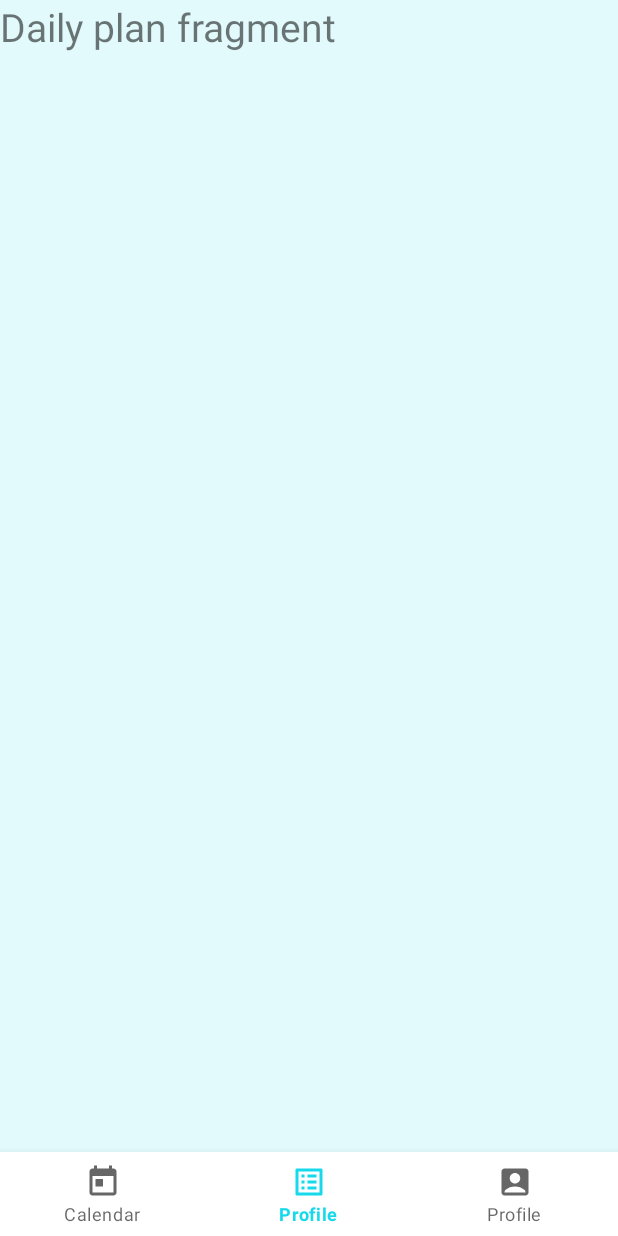
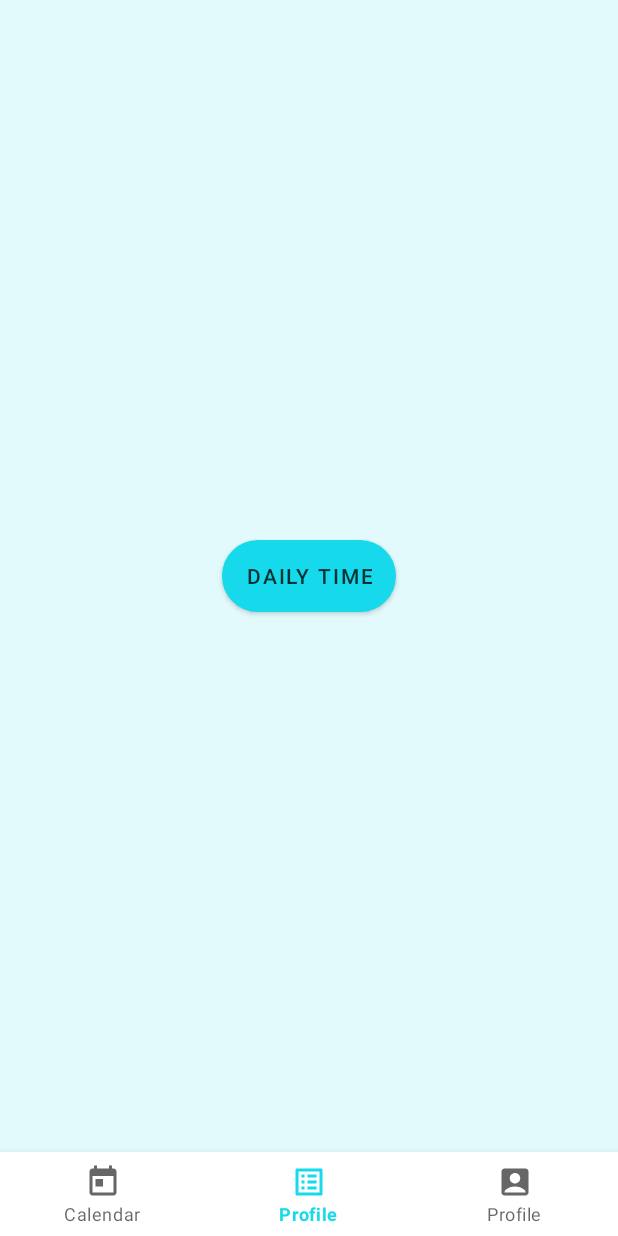
Before and after one commit to Rabbito20/RMA_P1, an Android app: the screen it shows after launch (MainActivity), item 2 of the bottom bar chosen, on a phone screen of 412 x 824 dp. Run offline under Robolectric (Android 15) with nearby library versions, the phone set to English and light mode, and no system bars.

Commit message:
Added button shapes

```diff
--- /dev/null
+++ b/app/src/main/res/drawable/round_btn_cyan.xml
@@ -0,0 +1,8 @@
+<?xml version="1.0" encoding="utf-8"?>
+<shape xmlns:android="http://schemas.android.com/apk/res/android">
+    <solid android:color="@color/cyan_strong" />
+    <corners android:radius="32dp" />
+    <stroke
+        android:width="12dp"
+        android:color="@color/main_color_front" />
+</shape>
--- a/app/src/main/res/layout/fragment_daily.xml
+++ b/app/src/main/res/layout/fragment_daily.xml
@@ -1,16 +1,19 @@
 <?xml version="1.0" encoding="utf-8"?>
-<FrameLayout xmlns:android="http://schemas.android.com/apk/res/android"
+<androidx.constraintlayout.widget.ConstraintLayout xmlns:android="http://schemas.android.com/apk/res/android"
+    xmlns:app="http://schemas.android.com/apk/res-auto"
     xmlns:tools="http://schemas.android.com/tools"
     android:layout_width="match_parent"
     android:layout_height="match_parent"
     tools:context=".daily_plan.DailyFragment">
 
-    <!-- TODO: Update blank fragment layout -->
-    <TextView
-        android:layout_width="match_parent"
-        android:layout_height="match_parent"
-        android:text="Daily plan fragment"
-        android:layout_gravity="center"
-        android:textSize="26sp"/>
+    <Button
+        android:layout_width="wrap_content"
+        android:layout_height="wrap_content"
+        android:background="@drawable/round_btn_cyan"
+        android:text="Daily time"
+        app:layout_constraintBottom_toBottomOf="parent"
+        app:layout_constraintLeft_toLeftOf="parent"
+        app:layout_constraintRight_toRightOf="parent"
+        app:layout_constraintTop_toTopOf="parent" />
 
-</FrameLayout>
+</androidx.constraintlayout.widget.ConstraintLayout>
--- a/app/src/main/res/layout/fragment_profile.xml
+++ b/app/src/main/res/layout/fragment_profile.xml
@@ -45,8 +45,8 @@
         android:layout_width="wrap_content"
         android:layout_height="wrap_content"
         android:layout_marginTop="24dp"
+        android:background="@drawable/round_btn_cyan"
         android:text="@string/change_password"
-        android:backgroundTint="@color/item_background_color_main2"
         app:layout_constraintBottom_toTopOf="@id/btnLogOut"
         app:layout_constraintLeft_toLeftOf="parent"
         app:layout_constraintRight_toRightOf="parent"
@@ -57,8 +57,8 @@
         android:layout_width="wrap_content"
         android:layout_height="wrap_content"
         android:layout_marginBottom="12dp"
+        android:background="@drawable/round_btn_orange"
         android:text="@string/logout"
-        android:backgroundTint="@color/logout_color"
         android:textColor="@color/main_color_front"
         app:layout_constraintBottom_toBottomOf="parent"
         app:layout_constraintLeft_toLeftOf="parent"
--- a/app/src/main/res/values-night/themes.xml
+++ b/app/src/main/res/values-night/themes.xml
@@ -17,5 +17,7 @@
         <item name="android:statusBarColor">?attr/colorPrimaryVariant</item>
 
         <!-- Customize your theme here. -->
+        <item name="android:navigationBarColor">@color/main_color_front</item>
+
     </style>
 </resources>
--- a/app/src/main/res/values/colors.xml
+++ b/app/src/main/res/values/colors.xml
@@ -9,7 +9,9 @@
     <color name="white">#FFFFFFFF</color>
 
     <color name="main_color_front">#053135</color>
-    <color name="item_background_color_main1">#E2FAFC</color>
-    <color name="item_background_color_main2">#16D9EB</color>
-    <color name="logout_color">#F58A51</color>
+    <color name="cyan_light">#E2FAFC</color>
+    <color name="cyan_strong">#16D9EB</color>
+    <color name="orange">#F58A51</color>
+
+    <color name="green">#57CC99</color>
 </resources>
--- a/app/src/main/res/values/themes.xml
+++ b/app/src/main/res/values/themes.xml
@@ -1,10 +1,10 @@
 <resources xmlns:tools="http://schemitemas.android.com/tools">
     <!-- Base application theme. -->
     <style name="Theme.P1_NikolaDjurovicRN4316" parent="Theme.MaterialComponents.DayNight.NoActionBar">
-        <item name="android:backgroundTint">@color/item_background_color_main1</item>
+        <item name="android:backgroundTint">@color/cyan_light</item>
 
         <!-- Primary brand color. -->
-        <item name="colorPrimary">@color/item_background_color_main2</item>
+        <item name="colorPrimary">@color/cyan_strong</item>
         <item name="colorPrimaryVariant">@color/purple_700</item>
         <item name="colorOnPrimary">@color/main_color_front</item>
 
@@ -14,10 +14,7 @@
         <item name="colorOnSecondary">@color/black</item>
 
         <!-- Status bar color. -->
-<!--        <item name="android:statusBarColor">?attr/colorPrimary</item>-->
-        <item name="buttonStyle">@color/logout_color</item>
-        <item name="android:radius">80dp</item>
-<!--        <item name="android:backgroundTint">@color/logout_color</item>-->
+        <item name="android:statusBarColor">@color/teal_700</item>
 
         <!-- Customize your theme here. -->
 
```
Also changed, not shown: app/src/main/res/drawable/round_btn_green.xml (added, +8 -0 lines), app/src/main/res/drawable/round_btn_orange.xml (added, +8 -0 lines), app/src/main/AndroidManifest.xml (line endings or trailing spaces).
